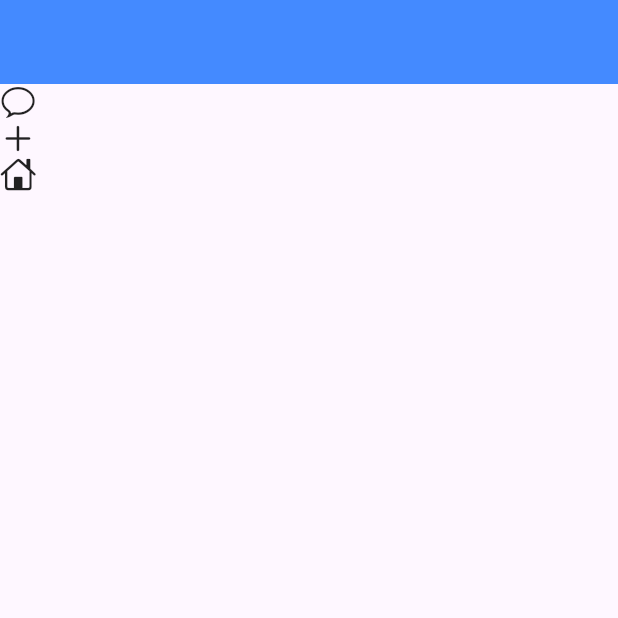
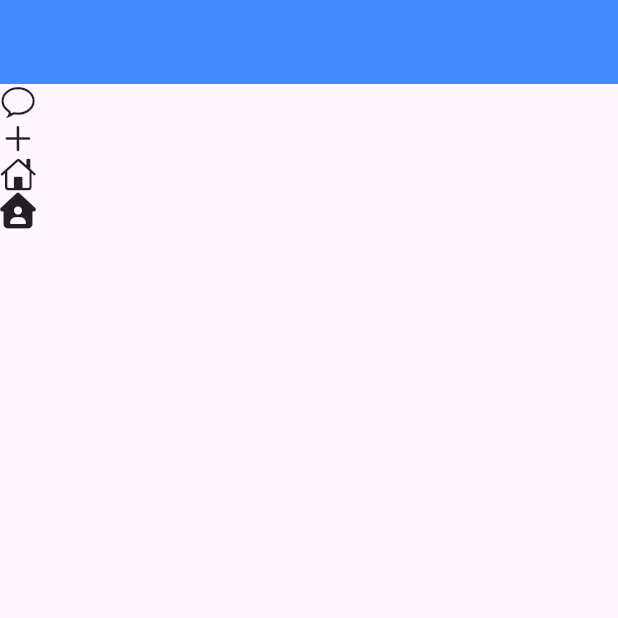
Before and after one commit to Salman-Dev336/Pub.Dev, a Flutter app: the screen it shows after launch, on a phone screen of 412 x 824 dp, the top half of it. Run offline on Flutter 3.47's test engine with Material 3 defaults, Android fonts, the phone set to English and light mode, and no system bars; our stand-ins replace font_awesome_flutter.

Commit message:
add the awesome font icons

```diff
--- a/lib/home.dart
+++ b/lib/home.dart
@@ -1,5 +1,6 @@
 import 'package:flutter/cupertino.dart';
 import 'package:flutter/material.dart';
+import 'package:font_awesome_flutter/font_awesome_flutter.dart';
 
 class Home extends StatefulWidget {
   const Home({super.key});
@@ -21,6 +22,7 @@ class _HomeState extends State<Home> {
          Icon(CupertinoIcons.chat_bubble),
           Icon(CupertinoIcons.add),
            Icon(CupertinoIcons.home),
+           Icon(FontAwesomeIcons.houseUser),
 
 
         ],
--- a/pubspec.yaml
+++ b/pubspec.yaml
@@ -34,6 +34,7 @@ dependencies:
   # The following adds the Cupertino Icons font to your application.
   # Use with the CupertinoIcons class for iOS style icons.
   cupertino_icons: ^1.0.8
+  font_awesome_flutter: ^10.12.0
 
 dev_dependencies:
   flutter_test:
```
Also changed, not shown: pubspec.lock.
